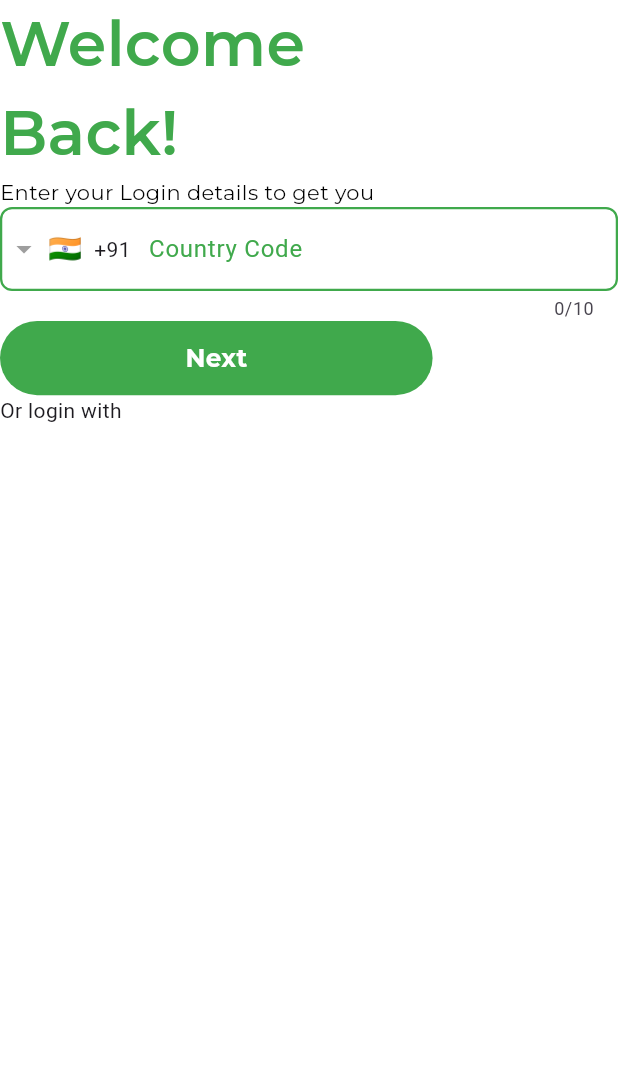
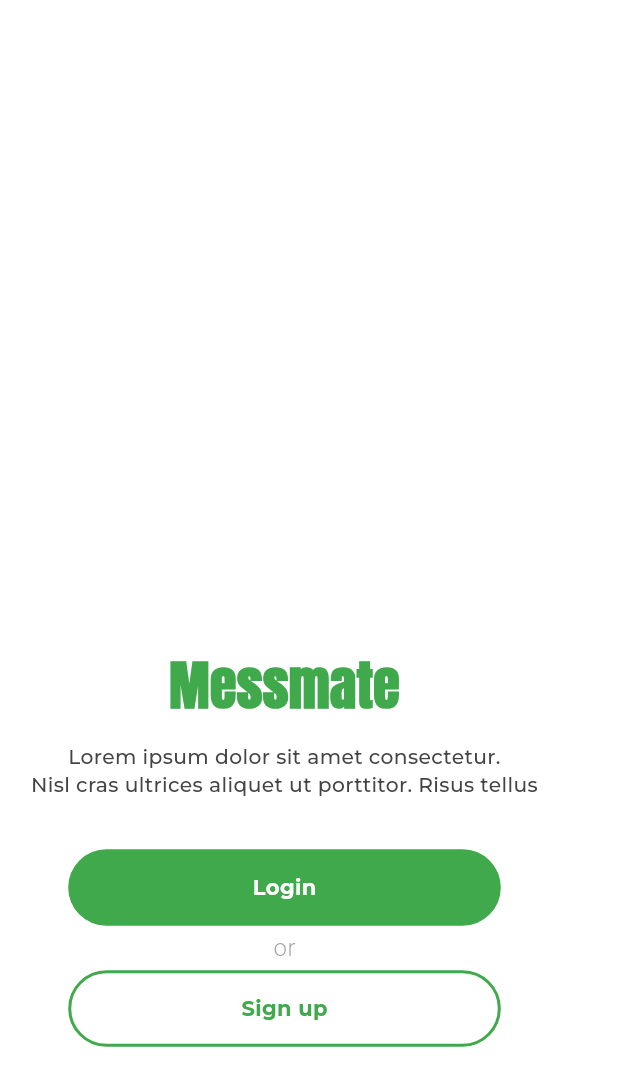
Before and after one commit to haznnnnna/messmate_user, a Flutter app: the screen it shows after launch, on a phone screen of 412 x 824 dp. Shown: the top 1086 px of the screen. Run offline on Flutter 3.47's test engine with Material 3 defaults, Android fonts, the phone set to English and light mode, and no system bars; drawn by our look-alikes of intl_phone_field; our stand-ins replace firebase_core, flutter_svg, google_fonts, introduction_screen; accounts and stored records are empty.

Commit message:
splashscreen_5 and goal

```diff
--- a/lib/main.dart
+++ b/lib/main.dart
@@ -1,17 +1,20 @@
+
 import 'package:firebase_core/firebase_core.dart';
 import 'package:flutter/material.dart';
+import 'package:messmate_user/signup_login/goal.dart';
 import 'package:messmate_user/signup_login/login_page.dart';
+import 'package:messmate_user/signup_login/splashscreen_5.dart';
 import 'package:messmate_user/splashcreen.dart';
 
 import 'firebase_options.dart';
 var height;
 var width;
+
 Future<void> main() async {
-  WidgetsFlutterBinding.ensureInitialized();
-  await Firebase.initializeApp(options: DefaultFirebaseOptions.currentPlatform);
-  runApp(const MyApp());
+ WidgetsFlutterBinding.ensureInitialized();
+ await Firebase.initializeApp(options: DefaultFirebaseOptions.currentPlatform);
+ runApp(MyApp());
 }
-
 class MyApp extends StatelessWidget {
   const MyApp({super.key});
 
@@ -22,7 +25,7 @@ class MyApp extends StatelessWidget {
     width=MediaQuery.of(context).size.width;
     return const MaterialApp(
       debugShowCheckedModeBanner: false,
-      home: LoginPage(),
+      home: Splashscreen5(),
     );
   }
 }
--- /dev/null
+++ b/lib/signup_login/splashscreen_5.dart
@@ -0,0 +1,103 @@
+import 'package:flutter/material.dart';
+import 'package:google_fonts/google_fonts.dart';
+
+import '../main.dart';
+
+class Splashscreen5 extends StatefulWidget {
+  const Splashscreen5({super.key});
+
+  @override
+  State<Splashscreen5> createState() => _Splashscreen5State();
+}
+
+class _Splashscreen5State extends State<Splashscreen5> {
+  bool change=true;
+  @override
+  Widget build(BuildContext context) {
+    height = MediaQuery.of(context).size.height;
+    width = MediaQuery.of(context).size.width;
+    return Scaffold(
+      backgroundColor:  Color(0xffFFFFFF),
+      body: Padding(
+        padding:  EdgeInsets.all(width*0.05),
+        child: Column(
+          mainAxisAlignment: MainAxisAlignment.center,
+          children: [
+            SizedBox(
+              height: height*0.37,
+            ),
+            Text('Messmate',style: GoogleFonts.anton(
+                fontWeight: FontWeight.w900,
+              fontSize: 36,
+              color: Color(0xff40A94C)
+            ),),
+            SizedBox(height: height*0.016,),
+            Text('Lorem ipsum dolor sit amet consectetur.\nNisl cras ultrices aliquet ut porttitor. Risus tellus',
+              textAlign: TextAlign.center,
+                style: GoogleFonts.montserrat(
+                fontWeight: FontWeight.w500,
+                fontSize: 13.5,
+                color: Color(0xff444444)
+            ),),
+            SizedBox(height: height*0.04,),
+            GestureDetector(
+              onTap: () {
+               setState(() {
+                 change=true;
+               });
+              },
+              child: Container(
+                height: height*0.062,
+                width: width*0.7,
+                decoration: BoxDecoration(
+                  border: Border.all(
+                    color: Color(0xff40A94C) ,
+                    width: 2
+                  ),
+                  color: change? Color(0xff40A94C):Color(0xffFFFFFF),
+                  borderRadius: BorderRadius.circular(width*0.07),
+                ),
+                child: Center(child: Text('Login',style: GoogleFonts.montserrat(
+                    fontSize: 14,
+                    fontWeight: FontWeight.w700,
+                    color:change? Color(0xffFFFFFF):Color(0xff40A94C)
+                ),)),
+              ),
+            ),
+            SizedBox(height: height*0.004,),
+            Text('or',style: TextStyle(
+              fontWeight: FontWeight.w300,
+                fontSize: 16,
+                color: Color(0xff444444).withOpacity(0.5)
+            ),),
+            SizedBox(height: height*0.004,),
+            GestureDetector(
+              onTap: () {
+                setState(() {
+                  change=false;
+                });
+              },
+              child: Container(
+                height: height*0.062,
+                width: width*0.7,
+                decoration: BoxDecoration(
+                  color:change? Color(0xffFFFFFF): Color(0xff40A94C) ,
+                  borderRadius: BorderRadius.circular(width*0.07),
+                  border: Border.all(
+                      color: Color(0xff40A94C) ,
+                      width: 2
+                  ),
+                ),
+                child: Center(child: Text('Sign up',style: GoogleFonts.montserrat(
+                    fontSize: 14,
+                    fontWeight: FontWeight.w700,
+                    color:change?Color(0xff40A94C): Color(0xffFFFFFF)
+                ),)),
+              ),
+            ),
+          ],
+        ),
+      ),
+    );
+  }
+}
--- a/pubspec.yaml
+++ b/pubspec.yaml
@@ -40,6 +40,7 @@ dependencies:
   introduction_screen: ^3.1.14
   google_fonts: ^6.2.1
   intl_phone_field: ^3.2.0
+  flutter_svg: ^2.0.15
 
 dev_dependencies:
   flutter_test:
@@ -66,6 +67,7 @@ flutter:
   # To add assets to your application, add an assets section, like this:
   assets:
     - assets/images/
+    - assets/svg/
 
   # An image asset can refer to one or more resolution-specific "variants", see
   # https://flutter.dev/to/resolution-aware-images
```
Also changed, not shown: lib/constants/imageconstant.dart (+8 -0 lines), lib/signup_login/goal.dart (added, +151 -0 lines), assets/svg/Group 654.svg (added), assets/svg/Vector (3).svg (added), assets/svg/Vector (4).svg (added), pubspec.lock.
